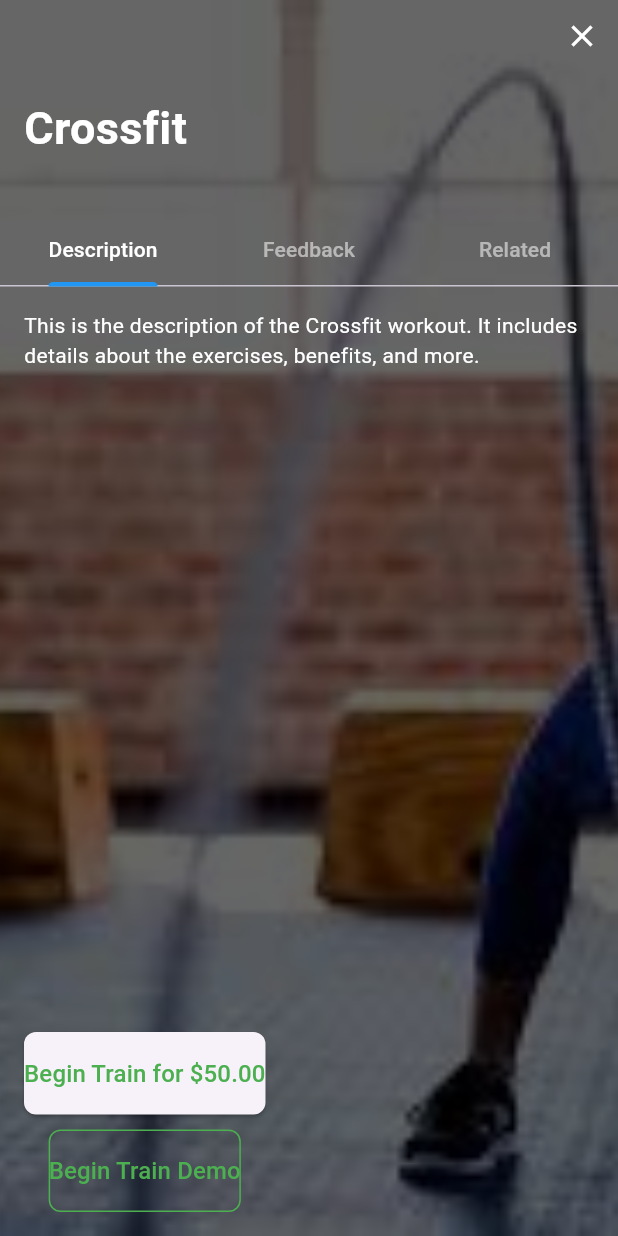
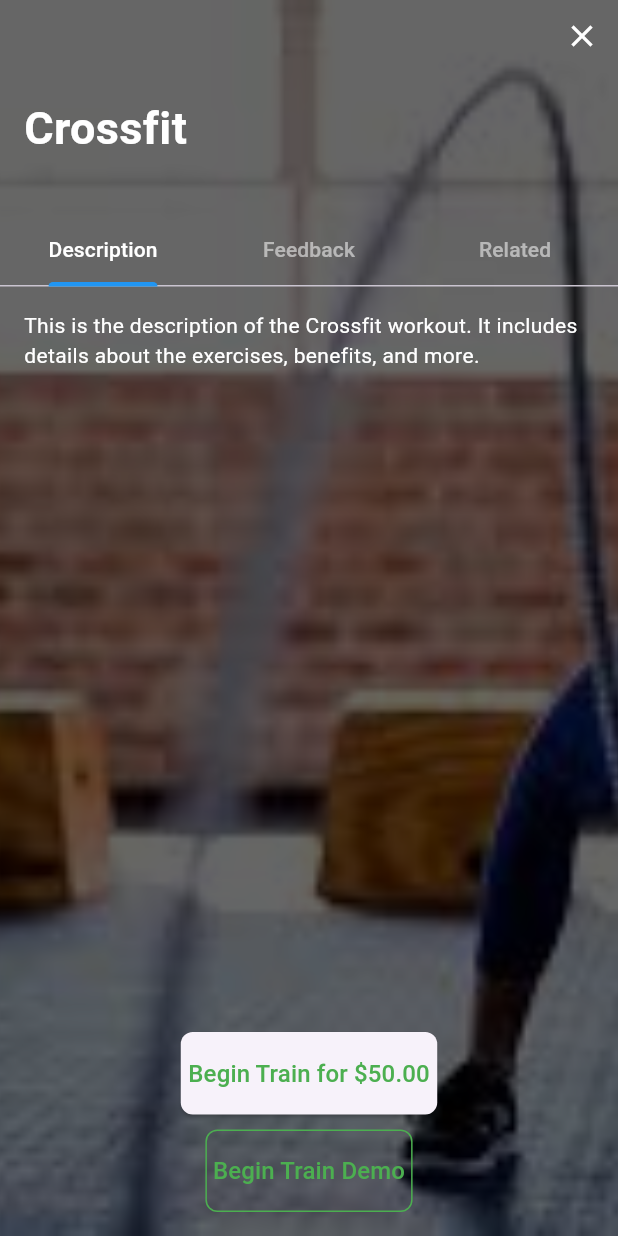
Before and after one commit to SHIVAM-SHRIVASTAVA-1605/Fitness-App, a Flutter app: the WorkoutDetailPage screen opened directly, on a phone screen of 412 x 824 dp. Run offline on Flutter 3.47's test engine with Material 3 defaults, Android fonts, the phone set to English and light mode, and no system bars; our stand-ins replace cloud_firestore, firebase_auth, firebase_core, google_fonts; accounts and stored records are empty.

Commit message:
first commit

```diff
--- a/lib/search_page.dart
+++ b/lib/search_page.dart
@@ -14,9 +14,9 @@ class _SearchPageState extends State<SearchPage> with SingleTickerProviderStateM
     {'title': 'Gym', 'image': 'assets/images/gym.jpeg', 'tags': ['latest', 'most popular']},
     {'title': 'Running', 'image': 'assets/images/running.jpeg', 'tags': ['latest']},
     {'title': 'Yoga', 'image': 'assets/images/yoga.jpeg', 'tags': ['old but gold']},
-    {'title': 'Swimming', 'image': 'assets/images/crossfit.jpeg', 'tags': ['highly recommended']},
-    {'title': 'Cycling', 'image': 'assets/images/running.jpeg', 'tags': ['most popular']},
-    {'title': 'Pilates', 'image': 'assets/images/yoga.jpeg', 'tags': ['old but gold']},
+    {'title': 'Swimming', 'image': 'assets/images/swimming.jpeg', 'tags': ['highly recommended']},
+    {'title': 'Cycling', 'image': 'assets/images/cycling.jpeg', 'tags': ['most popular']},
+    {'title': 'Pilates', 'image': 'assets/images/pilates.jpeg', 'tags': ['old but gold']},
   ];
 
   List<Map<String, dynamic>> _filteredWorkouts = [];
--- a/lib/second_page.dart
+++ b/lib/second_page.dart
@@ -1,3 +1,4 @@
+import 'package:fitness_app/workout_detail_page.dart';
 import 'package:flutter/material.dart';
 import 'package:google_fonts/google_fonts.dart';
 import 'search_page.dart';
@@ -237,141 +238,3 @@ class ActivitiesPage extends StatelessWidget {
     );
   }
 }
-
-class WorkoutDetailPage extends StatelessWidget {
-  final String title;
-  final String imagePath;
-
-  WorkoutDetailPage({required this.title, required this.imagePath});
-
-  @override
-  Widget build(BuildContext context) {
-    return Scaffold(
-      body: Stack(
-        children: [
-          Container(
-            decoration: BoxDecoration(
-              image: DecorationImage(
-                image: AssetImage(imagePath),
-                fit: BoxFit.cover,
-                colorFilter: ColorFilter.mode(
-                  Colors.black.withOpacity(0.6),
-                  BlendMode.darken,
-                ),
-              ),
-            ),
-          ),
-          SafeArea(
-            child: Column(
-              crossAxisAlignment: CrossAxisAlignment.start,
-              children: [
-                Align(
-                  alignment: Alignment.topRight,
-                  child: IconButton(
-                    icon: Icon(Icons.close, color: Colors.white),
-                    onPressed: () {
-                      Navigator.pop(context);
-                    },
-                  ),
-                ),
-                Padding(
-                  padding: const EdgeInsets.all(16.0),
-                  child: Text(
-                    title,
-                    style: GoogleFonts.roboto(
-                      fontSize: 30,
-                      fontWeight: FontWeight.bold,
-                      color: Colors.white,
-                    ),
-                  ),
-                ),
-                SizedBox(height: 20),
-                DefaultTabController(
-                  length: 3,
-                  child: Expanded(
-                    child: Column(
-                      children: [
-                        TabBar(
-                          labelColor: Colors.white,
-                          unselectedLabelColor: Colors.white54,
-                          indicatorColor: Colors.blue,
-                          tabs: [
-                            Tab(text: 'Description'),
-                            Tab(text: 'Feedback'),
-                            Tab(text: 'Related'),
-                          ],
-                        ),
-                        Expanded(
-                          child: TabBarView(
-                            children: [
-                              Padding(
-                                padding: const EdgeInsets.all(16.0),
-                                child: Text(
-                                  'This is the description of the $title workout. It includes details about the exercises, benefits, and more.',
-                                  style: TextStyle(color: Colors.white),
-                                ),
-                              ),
-                              Center(
-                                child: Text(
-                                  'Feedback will be displayed here.',
-                                  style: TextStyle(color: Colors.white),
-                                ),
-                              ),
-                              Center(
-                                child: Text(
-                                  'Related workouts will be displayed here.',
-                                  style: TextStyle(color: Colors.white),
-                                ),
-                              ),
-                            ],
-                          ),
-                        ),
-                      ],
-                    ),
-                  ),
-                ),
-                SizedBox(height: 20),
-                Padding(
-                  padding: const EdgeInsets.all(16.0),
-                  child: Column(
-                    children: [
-                      ElevatedButton(
-                        onPressed: () {},
-                        style: ElevatedButton.styleFrom(
-                          foregroundColor: Colors.green,
-                          padding: EdgeInsets.symmetric(vertical: 16.0),
-                          shape: RoundedRectangleBorder(
-                            borderRadius: BorderRadius.circular(8.0),
-                          ),
-                        ),
-                        child: Text(
-                          'Begin Train for \$50.00',
-                          style: TextStyle(fontSize: 16),
-                        ),
-                      ),
-                      SizedBox(height: 10),
-                      OutlinedButton(
-                        onPressed: () {},
-                        style: OutlinedButton.styleFrom(
-                          padding: EdgeInsets.symmetric(vertical: 16.0),
-                          shape: RoundedRectangleBorder(
-                            borderRadius: BorderRadius.circular(8.0),
-                          ),
-                          side: BorderSide(color: Colors.green),
-                        ),
-                        child: Text(
-                          'Begin Train Demo',
-                          style: TextStyle(fontSize: 16, color: Colors.green),
-                        ),
-                      ),
-                    ],
-                  ),
-                ),
-              ],
-            ),
-          ),
-        ],
-      ),
-    );
-  }
-}
--- a/lib/workout_detail_page.dart
+++ b/lib/workout_detail_page.dart
@@ -98,6 +98,9 @@ class WorkoutDetailPage extends StatelessWidget {
                   padding: const EdgeInsets.all(16.0),
                   child: Column(
                     children: [
+                      Row(
+                        mainAxisAlignment: MainAxisAlignment.center,
+                        children: [
                           ElevatedButton(
                             onPressed: () {},
                             style: ElevatedButton.styleFrom(
@@ -107,12 +110,20 @@ class WorkoutDetailPage extends StatelessWidget {
                                 borderRadius: BorderRadius.circular(8.0),
                               ),
                             ),
+                            child: Padding(
+                              padding: const EdgeInsets.only(right: 5.0, left: 5.0),
                               child: Text(
                                 'Begin Train for \$50.00',
                                 style: TextStyle(fontSize: 16),
                               ),
                             ),
+                          ),
+                        ],
+                      ),
                       SizedBox(height: 10),
+                      Row(
+                        mainAxisAlignment: MainAxisAlignment.center,
+                        children: [
                           OutlinedButton(
                             onPressed: () {},
                             style: OutlinedButton.styleFrom(
@@ -122,10 +133,15 @@ class WorkoutDetailPage extends StatelessWidget {
                               ),
                               side: BorderSide(color: Colors.green),
                             ),
+                            child: Padding(
+                              padding: const EdgeInsets.only(right: 5.0, left: 5.0),
                               child: Text(
                                 'Begin Train Demo',
                                 style: TextStyle(fontSize: 16, color: Colors.green),
                               ),
+                            ),
+                          ),
+                        ],
                       ),
                     ],
                   ),
--- a/pubspec.yaml
+++ b/pubspec.yaml
@@ -39,6 +39,8 @@ dependencies:
   firebase_auth: ^5.1.2
   cloud_firestore: ^5.1.0
   firebase_core: ^3.1.0
+  qr_flutter: ^4.1.0
+  http: ^1.2.2
 
 dev_dependencies:
   flutter_test:
```
Also changed, not shown: pubspec.lock. Lines whose indentation alone changed are shown as unchanged.
